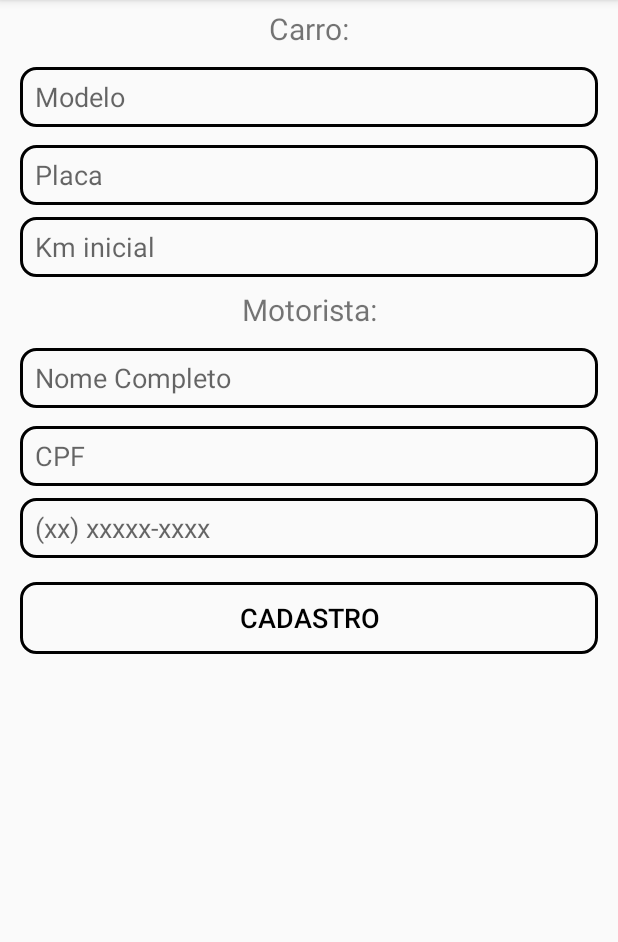
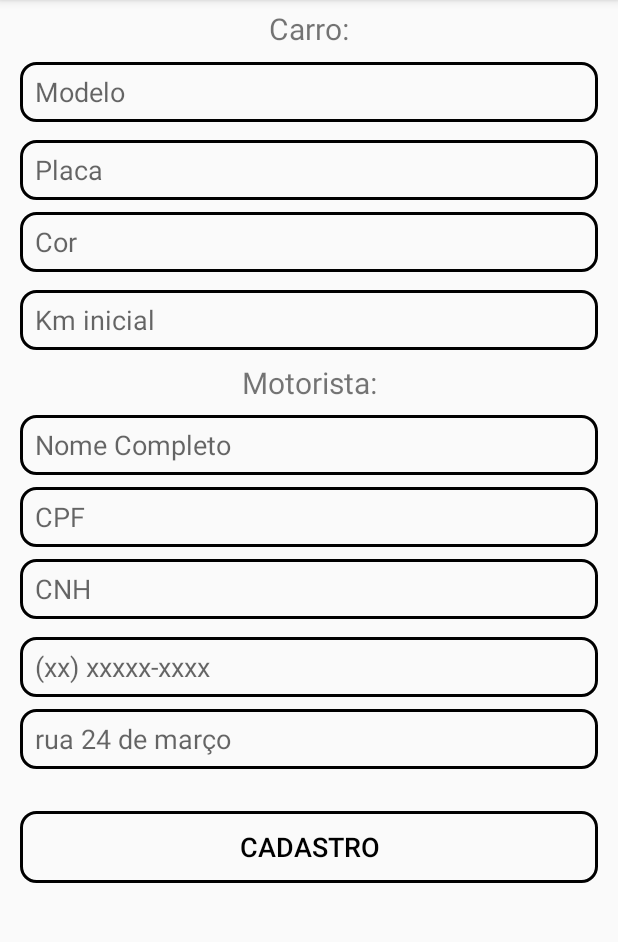
Before and after one commit to ProjetodeExtensao-JAVA/JavaProject, an Android app: the ClientesActivity screen opened directly, with no data from a screen before it, after a tap on "CADASTRO", on a phone screen of 412 x 824 dp, the part 84-1026 px from its top. Run offline under Robolectric (Android 15) with nearby library versions, the phone set to English and light mode, and no system bars.

Commit message:
Revert "telas funcionando, temos um avanço."
This reverts commit a257df51d5cf5230dcdd2cb0165ab10a9f78131d.

```diff
--- a/APP Mobile - Android Studio/app/src/main/java/com/example/mobileapp/Actvities/help/RecyclerItemClickListener.java
+++ b/APP Mobile - Android Studio/app/src/main/java/com/example/mobileapp/Actvities/help/RecyclerItemClickListener.java
@@ -46,6 +46,7 @@ public class RecyclerItemClickListener implements RecyclerView.OnItemTouchListen
             public boolean onSingleTapUp(MotionEvent e) {
                 return true;
             }
+
             @Override
             public void onLongPress(MotionEvent e) {
                 View child = recyclerView.findChildViewUnder(e.getX(), e.getY());
--- a/APP Mobile - Android Studio/app/src/main/java/com/example/mobileapp/Actvities/telas/ClientesActivity.java
+++ b/APP Mobile - Android Studio/app/src/main/java/com/example/mobileapp/Actvities/telas/ClientesActivity.java
@@ -22,18 +22,21 @@ import com.example.mobileapp.Actvities.model.ModelCliente;
 public class ClientesActivity extends AppCompatActivity {
     //Classe java para entrada de dados: cadastro de cliente
     //declaração dos componentes
-    private EditText campoModelo, campoPlaca, campoQuilometragem, campoNome, campoCPF, campoCelular;
+    private EditText campoModelo, campoPlaca, campoCor, campoQuilometragem, campoNome, campoCPF, campoCNH, campoCelular, campoEndereco;
     private Button botaoAdicionarCliente;
     ModelCliente clienteAtual;
     //metodo para incializar componentes
     public void inicializarComponentes(){
         campoModelo = (EditText)findViewById(R.id.idModelo);
         campoPlaca = (EditText)findViewById(R.id.idPlaca);
+        campoCor = (EditText)findViewById(R.id.idCor);
         campoQuilometragem = (EditText)findViewById(R.id.idQuilometragem);
 
         campoNome = (EditText)findViewById(R.id.idNome);
         campoCPF = (EditText)findViewById(R.id.idCPF);
+        campoCNH = (EditText)findViewById(R.id.idCNH);
         campoCelular = (EditText)findViewById(R.id.idCelular);
+        campoEndereco = (EditText)findViewById(R.id.idEndereco);
 
         botaoAdicionarCliente = (Button)findViewById(R.id.idBtnCadastro);
     }
@@ -41,33 +44,40 @@ public class ClientesActivity extends AppCompatActivity {
     public void limparCampos(){
         campoModelo.setText("");
         campoPlaca.setText("");
+        campoCor.setText("");
         campoQuilometragem.setText("");
 
         campoNome.setText("");
         campoCPF.setText("");
+        campoCNH.setText("");
         campoCelular.setText("");
+        campoEndereco.setText("");
     }
     //metodo para cadastro de  cliente na base de dados: Tabela cliente
-    public void cadastroCliente(View view) {
+    public void cadastroCliente(View view){
         //declarar variaveis do tipos string para receber os atributos do cliente
-        String txtModelo, txtPlaca, txtQuilometragem, txtNome, txtCPF, txtCelular;
+        String txtModelo, txtPlaca, txtCor, txtQuilometragem, txtNome, txtCPF, txtCNH, txtCelular, txtEndereco;
         txtModelo = campoModelo.getText().toString();
         txtPlaca = campoPlaca.getText().toString();
+        txtCor = campoCor.getText().toString();
         txtQuilometragem = campoQuilometragem.getText().toString();
-
         txtNome = campoNome.getText().toString();
         txtCPF = campoCPF.getText().toString();
+        txtCNH = campoCNH.getText().toString();
         txtCelular = campoCelular.getText().toString();
+        txtEndereco = campoEndereco.getText().toString();
 
         //realizar test para verificar se os campos não estao vazio
         //se vazio retorna mensagens na tela para preencher o campo
         //Execeto campo observação
-        if (!txtNome.isEmpty()) {
-            if (!txtCelular.isEmpty()) {
-                if (!txtPlaca.isEmpty()) {
-                    if (!txtModelo.isEmpty()) {
-                        if (!txtQuilometragem.isEmpty()) {
-                            if (!txtCPF.isEmpty()) {
+        if (!txtNome.isEmpty()){
+            if (!txtCelular.isEmpty()){
+                if (!txtPlaca.isEmpty()){
+                    if (!txtModelo.isEmpty()){
+                        if(!txtQuilometragem.isEmpty()){
+                            if(!txtCor.isEmpty()){
+                                if (!txtCPF.isEmpty()){
+                                    if (!txtCNH.isEmpty()){
                                         //Instancia classe Dao cliente para chamar metodo de salvar na base de dados
                                         DaoCliente escreverCliente = new DaoCliente(getBaseContext());
                                         //instancia classe cliente do pacote model para atribuir o valores nos
@@ -76,11 +86,14 @@ public class ClientesActivity extends AppCompatActivity {
                                         //passando nos parametros os valores de entreda digitado pelo usuario
                                         setCliente.setCliModelo(txtModelo);
                                         setCliente.setCliPlaca(txtPlaca);
+                                        setCliente.setCliCor(txtCor);
                                         setCliente.setCliQuilometragem(txtQuilometragem);
 
                                         setCliente.setCliNome(txtNome);
                                         setCliente.setCliCPF(txtCPF);
+                                        setCliente.setCliCNH(txtCNH);
                                         setCliente.setCliCelular(txtCelular);
+                                        setCliente.setCliEndereco(txtEndereco);
                                         //declarar variavel para receber um valor false o true
                                         //que retorna da DaoCliente.salvar() que e boolean
                                         boolean resultado;
@@ -88,15 +101,15 @@ public class ClientesActivity extends AppCompatActivity {
                                         //passar por paramentro os atributos do tipo cliente
                                         resultado = escreverCliente.cadastroCliente(setCliente);
                                         //verifica qual foi o tipo de retorno true ou false
-                                if (resultado == true) {
+                                        if (resultado==true){
                                             //Avisar para usuario na tela que os dados foram gravados com sucesso
                                             //na base de dados: tabela cliente
                                             //Aplicar Toas personalizado
-                                    Toast toast = Toast.makeText(ClientesActivity.this, "Motorista: " + txtNome +
-                                                    "\n" + "Adicionado com sucesso",
+                                            Toast toast = Toast.makeText(ClientesActivity.this,"Motorista: "+txtNome+
+                                                            "\n"+"Adicionado com sucesso",
                                                     Toast.LENGTH_LONG);
-                                    toast.setGravity(Gravity.CENTER, 0, 0);
-                                    LinearLayout toastContentView = (LinearLayout) toast.getView();
+                                            toast.setGravity(Gravity.CENTER,0, 0);
+                                            LinearLayout toastContentView = (LinearLayout) toast.getView ();
                                             ImageView imageView = new ImageView(getApplicationContext());
                                             imageView.setImageResource(R.drawable.ic_positivo_24dp);
                                             toastContentView.addView(imageView, 0);
@@ -104,38 +117,47 @@ public class ClientesActivity extends AppCompatActivity {
                                             //chamar metodo para limpar os campos, caso o usuario deseja cadastrar
                                             //mais clientes
                                             limparCampos();
-                                } else {
+                                        }else {
                                             //caso nao retornar true, Lançar Mensagens na tela
-                                    Toast.makeText(ClientesActivity.this, "Erro ao Adicionar cliente: " + txtNome,
+                                            Toast.makeText(ClientesActivity.this,"Erro ao Adicionar cliente: "+txtNome,
                                                     Toast.LENGTH_LONG).show();
                                         }
-                            } else {
-                                Toast.makeText(ClientesActivity.this, "Preencha o campo CPF!",
+                                    }else {
+                                        Toast.makeText(ClientesActivity.this,"Preencha o campo CNH!",
                                                 Toast.LENGTH_LONG).show();
                                     }
-                        } else {
-                            Toast.makeText(ClientesActivity.this, "Preencha o campo quilômetragem!",
+                                }else {
+                                    Toast.makeText(ClientesActivity.this,"Preencha o campo CPF!",
                                             Toast.LENGTH_LONG).show();
                                 }
-                    } else {
-                        Toast.makeText(ClientesActivity.this, "Preencha o campo modelo!",
+                            }else {
+                                Toast.makeText(ClientesActivity.this,"Preencha o campo Cor!",
                                         Toast.LENGTH_LONG).show();
                             }
 
-                } else {
-                    Toast.makeText(ClientesActivity.this, "Preencha o campo placa!",
+                        }else {
+                            Toast.makeText(ClientesActivity.this,"Preencha o campo Quilômetragem!",
+                                    Toast.LENGTH_LONG).show();
+                        }
+                    }else {
+                        Toast.makeText(ClientesActivity.this,"Preencha o campo Endereço!",
                                 Toast.LENGTH_LONG).show();
                     }
 
-            } else {
-                Toast.makeText(ClientesActivity.this, "Preencha o campo celular!",
-                        Toast.LENGTH_LONG).show();
-            }
                 }else {
-            Toast.makeText(ClientesActivity.this, "Preencha o campo nome!",
+                    Toast.makeText(ClientesActivity.this,"Preencha o campo Email!",
                             Toast.LENGTH_LONG).show();
                 }
 
+            }else {
+                Toast.makeText(ClientesActivity.this,"Preencha o campo Celular!",
+                        Toast.LENGTH_LONG).show();
+            }
+
+        }else {
+            Toast.makeText(ClientesActivity.this,"Preencha o campo nome!",
+                    Toast.LENGTH_LONG).show();
+        }
     }
     @Override
     protected void onCreate(Bundle savedInstanceState) {
--- a/APP Mobile - Android Studio/app/src/main/java/com/example/mobileapp/Actvities/telas/ListarClienteActivity.java
+++ b/APP Mobile - Android Studio/app/src/main/java/com/example/mobileapp/Actvities/telas/ListarClienteActivity.java
@@ -35,12 +35,16 @@ public class ListarClienteActivity extends AppCompatActivity {
     public void carregarListacliente() {
         //lista clientes do banco de dados
         DaoCliente daoCliente = new DaoCliente(getBaseContext());
+        //Cliente leituraCliente = new Cliente();
+        //leituraCliente.setCliNome("Maria");
+        //listCliente.add(leituraCliente);
         listCliente = daoCliente.listarCliente();
         //exibir lista de cliente no RecyclerView
         //configurar um adapter
         adapterCliente = new AdapterCliente(listCliente, getApplicationContext());
         //configurar recycleriew
         RecyclerView.LayoutManager layoutManager = new LinearLayoutManager(getApplicationContext());
+        // GridLayoutManager layoutManager = new GridLayoutManager(this, 2);
         recyclerViewCliente.setLayoutManager(layoutManager);
         recyclerViewCliente.setHasFixedSize(true);
         recyclerViewCliente.addItemDecoration(new DividerItemDecoration(getApplicationContext(), LinearLayout.VERTICAL));
@@ -53,7 +57,7 @@ public class ListarClienteActivity extends AppCompatActivity {
         getSupportActionBar().setDisplayHomeAsUpEnabled(true);
         //inicializar componentes: metodo de inicializar
         inicializarComponentes();
-        //carregarListacliente();
+        carregarListacliente();
     }
     @Override
     protected void onStart() {
--- a/APP Mobile - Android Studio/app/src/main/res/layout/activity_cliente.xml
+++ b/APP Mobile - Android Studio/app/src/main/res/layout/activity_cliente.xml
@@ -39,7 +39,7 @@
             android:layout_width="0dp"
             android:layout_height="@dimen/edit_altura"
             android:layout_marginStart="8dp"
-            android:layout_marginTop="12dp"
+            android:layout_marginTop="8dp"
             android:layout_marginEnd="8dp"
             android:background="@drawable/personalizar_borda"
             android:ems="10"
@@ -55,11 +55,31 @@
             app:layout_constraintTop_toBottomOf="@+id/textView2" />
 
         <EditText
+            android:id="@+id/idCor"
+            android:layout_width="0dp"
+            android:layout_height="@dimen/edit_altura"
+            android:layout_marginStart="8dp"
+            android:layout_marginTop="8dp"
+            android:layout_marginEnd="8dp"
+            android:ems="10"
+            android:background="@drawable/personalizar_borda"
+            android:hint="@string/txt_campo_Cor"
+            android:inputType="textPersonName"
+            android:paddingStart="@dimen/paddgin_start"
+            android:paddingEnd="@dimen/paddgin_end"
+            android:textColor="@android:color/black"
+            android:textSize="@dimen/texto_padrao"
+            app:layout_constraintEnd_toEndOf="parent"
+            app:layout_constraintHorizontal_bias="0.0"
+            app:layout_constraintStart_toStartOf="parent"
+            app:layout_constraintTop_toBottomOf="@+id/idPlaca" />
+
+        <EditText
             android:id="@+id/idModelo"
             android:layout_width="0dp"
             android:layout_height="@dimen/edit_altura"
             android:layout_marginStart="8dp"
-            android:layout_marginTop="12dp"
+            android:layout_marginTop="36dp"
             android:layout_marginEnd="8dp"
             android:background="@drawable/personalizar_borda"
             android:ems="10"
@@ -70,9 +90,9 @@
             android:textColor="@android:color/black"
             android:textSize="@dimen/texto_padrao"
             app:layout_constraintEnd_toEndOf="parent"
-            app:layout_constraintHorizontal_bias="1.0"
+            app:layout_constraintHorizontal_bias="0.0"
             app:layout_constraintStart_toStartOf="parent"
-            app:layout_constraintTop_toBottomOf="@+id/textView" />
+            app:layout_constraintTop_toTopOf="parent" />
 
         <EditText
             android:id="@+id/idPlaca"
@@ -99,7 +119,7 @@
             android:layout_width="0dp"
             android:layout_height="@dimen/edit_altura"
             android:layout_marginStart="8dp"
-            android:layout_marginTop="8dp"
+            android:layout_marginTop="12dp"
             android:layout_marginEnd="8dp"
             android:background="@drawable/personalizar_borda"
             android:ems="10"
@@ -112,14 +132,14 @@
             app:layout_constraintEnd_toEndOf="parent"
             app:layout_constraintHorizontal_bias="0.0"
             app:layout_constraintStart_toStartOf="parent"
-            app:layout_constraintTop_toBottomOf="@+id/idPlaca" />
+            app:layout_constraintTop_toBottomOf="@+id/idCor" />
 
         <EditText
             android:id="@+id/idCPF"
             android:layout_width="0dp"
             android:layout_height="@dimen/edit_altura"
             android:layout_marginStart="8dp"
-            android:layout_marginTop="12dp"
+            android:layout_marginTop="8dp"
             android:layout_marginEnd="8dp"
             android:background="@drawable/personalizar_borda"
             android:ems="10"
@@ -133,11 +153,29 @@
             app:layout_constraintTop_toBottomOf="@+id/idNome" />
 
         <EditText
+            android:id="@+id/idCNH"
+            android:layout_width="0dp"
+            android:layout_height="@dimen/edit_altura"
+            android:layout_marginStart="8dp"
+            android:layout_marginTop="8dp"
+            android:layout_marginEnd="8dp"
+            android:background="@drawable/personalizar_borda"
+            android:ems="10"
+            android:hint="@string/txt_campo_CNH"
+            android:inputType="number"
+            android:paddingStart="@dimen/paddgin_start"
+            android:paddingEnd="@dimen/paddgin_end"
+            app:layout_constraintEnd_toEndOf="parent"
+            app:layout_constraintHorizontal_bias="0.0"
+            app:layout_constraintStart_toStartOf="parent"
+            app:layout_constraintTop_toBottomOf="@+id/idCPF" />
+
+        <EditText
             android:id="@+id/idCelular"
             android:layout_width="0dp"
             android:layout_height="@dimen/edit_altura"
             android:layout_marginStart="8dp"
-            android:layout_marginTop="8dp"
+            android:layout_marginTop="12dp"
             android:layout_marginEnd="8dp"
             android:background="@drawable/personalizar_borda"
             android:ems="10"
@@ -150,7 +188,27 @@
             app:layout_constraintEnd_toEndOf="parent"
             app:layout_constraintHorizontal_bias="0.0"
             app:layout_constraintStart_toStartOf="parent"
-            app:layout_constraintTop_toBottomOf="@+id/idCPF" />
+            app:layout_constraintTop_toBottomOf="@+id/idCNH" />
+
+        <EditText
+            android:id="@+id/idEndereco"
+            android:layout_width="0dp"
+            android:layout_height="@dimen/edit_altura"
+            android:layout_marginStart="8dp"
+            android:layout_marginTop="8dp"
+            android:layout_marginEnd="8dp"
+            android:background="@drawable/personalizar_borda"
+            android:ems="10"
+            android:hint="@string/txt_campo_endereco"
+            android:inputType="textPersonName"
+            android:paddingStart="@dimen/paddgin_start"
+            android:paddingEnd="@dimen/paddgin_end"
+            android:textColor="@android:color/black"
+            android:textSize="@dimen/texto_padrao"
+            app:layout_constraintEnd_toEndOf="parent"
+            app:layout_constraintHorizontal_bias="0.0"
+            app:layout_constraintStart_toStartOf="parent"
+            app:layout_constraintTop_toBottomOf="@+id/idCelular" />
 
         <Button
             android:id="@+id/idBtnCadastro"
@@ -158,7 +216,7 @@
             android:layout_height="wrap_content"
             android:layout_marginStart="8dp"
 
-            android:layout_marginTop="16dp"
+            android:layout_marginTop="28dp"
             android:layout_marginEnd="8dp"
             android:background="@drawable/personalizar_borda"
             android:onClick="cadastroCliente"
@@ -168,7 +226,7 @@
             app:layout_constraintEnd_toEndOf="parent"
             app:layout_constraintHorizontal_bias="0.0"
             app:layout_constraintStart_toStartOf="parent"
-            app:layout_constraintTop_toBottomOf="@+id/idCelular" />
+            app:layout_constraintTop_toBottomOf="@+id/idEndereco" />
 
     </androidx.constraintlayout.widget.ConstraintLayout>
 </ScrollView>
--- a/APP Mobile - Android Studio/app/src/main/res/values/strings.xml
+++ b/APP Mobile - Android Studio/app/src/main/res/values/strings.xml
@@ -27,6 +27,6 @@
     <string name="btn_cadastro">Cadastro</string>
     <string name="btn_alterar">Alterar</string>
     <!--Configuração Texto-->
-    <string name="txt_placa">Renan</string>
+    <string name="txt_placa">ABC 1S22</string>
 
 </resources>
```
Also changed, not shown: APP Mobile - Android Studio/app/src/main/java/com/example/mobileapp/Actvities/adapter/AdapterCliente.java (+14 -12 lines), APP Mobile - Android Studio/app/src/main/java/com/example/mobileapp/Actvities/dao/DaoCliente.java (+41 -15 lines), APP Mobile - Android Studio/app/src/main/java/com/example/mobileapp/Actvities/model/ModelCliente.java (+24 -1 lines), APP Mobile - Android Studio/app/src/main/java/com/example/mobileapp/Actvities/provedor/SQLite.java (+15 -6 lines), APP Mobile - Android Studio/app/src/main/java/com/example/mobileapp/Actvities/telas/ClienteDetalhesActivity.java (+5 -6 lines), APP Mobile - Android Studio/app/src/main/res/layout/adapter_cliente.xml (+4 -13 lines). Lines whose indentation alone changed are shown as unchanged.
